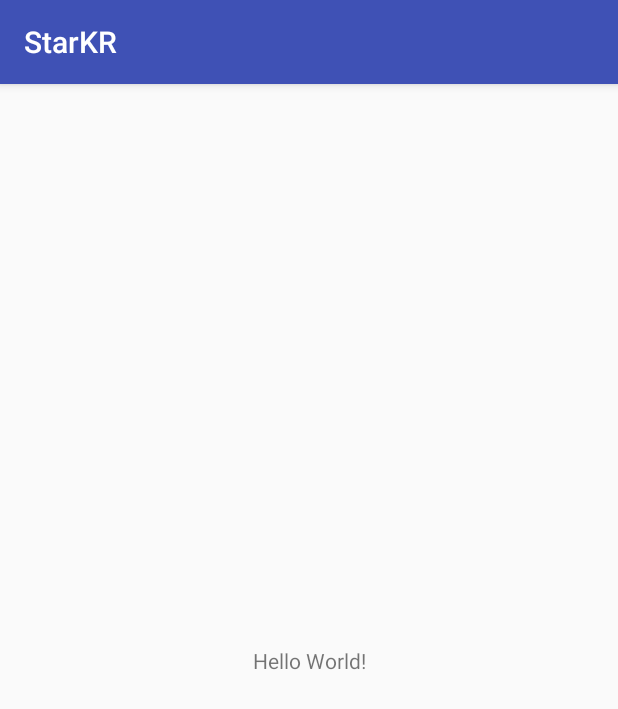
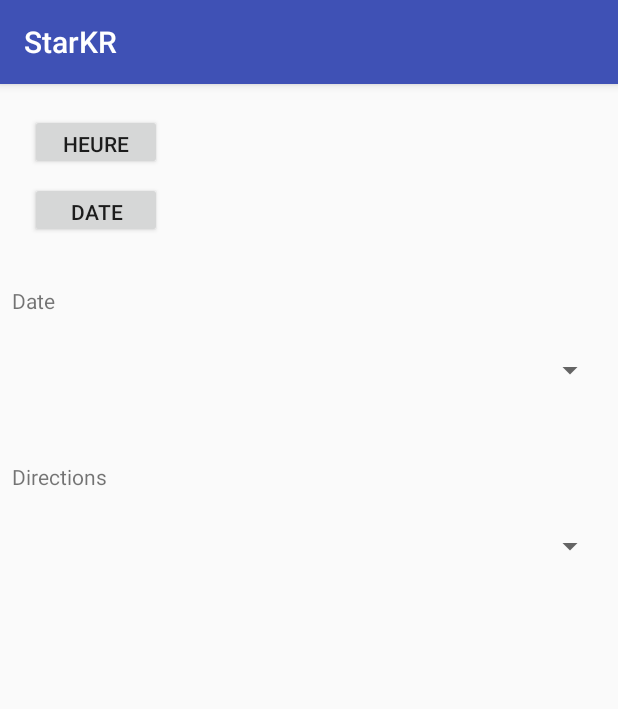
Before and after one commit to Alexis-kgt/iMob_Star, an Android app: the screen it shows after launch (MainActivity), on a phone screen of 412 x 824 dp. Shown: the top 709 px of the screen. Run offline under Robolectric (Android 15) with nearby library versions, the phone set to English and light mode, and no system bars; libraries missing offline, so code that uses them is left out: com.opencsv; 6 statements that could not run were skipped.

Commit message:
finition de la selection de l'heure, de la date et d'une ligne avec les directions associées

```diff
--- a/StarKR/app/src/main/res/layout/activity_main.xml
+++ b/StarKR/app/src/main/res/layout/activity_main.xml
@@ -6,13 +6,101 @@
     android:layout_height="match_parent"
     tools:context=".MainActivity">
 
+    <Button
+        android:id="@+id/timePickerBtn"
+        android:layout_width="wrap_content"
+        android:layout_height="37dp"
+        android:layout_marginStart="20dp"
+        android:layout_marginTop="20dp"
+        android:onClick="createDialogTimePicker"
+        android:text="@string/heure"
+        app:layout_constraintStart_toStartOf="parent"
+        app:layout_constraintTop_toTopOf="parent" />
+
+    <Button
+        android:id="@+id/datePickerBtn"
+        android:layout_width="wrap_content"
+        android:layout_height="37dp"
+        android:layout_marginStart="20dp"
+        android:layout_marginTop="8dp"
+        android:onClick="createDialogDatePicker"
+        android:text="@string/date"
+        app:layout_constraintStart_toStartOf="parent"
+        app:layout_constraintTop_toBottomOf="@+id/timePickerBtn" />
+
     <TextView
+        android:id="@+id/timeView"
+        android:layout_width="239dp"
+        android:layout_height="37dp"
+        android:layout_marginStart="20dp"
+        android:layout_marginTop="20dp"
+        android:layout_marginEnd="20dp"
+        android:gravity="center"
+        app:layout_constraintEnd_toEndOf="parent"
+        app:layout_constraintStart_toEndOf="@+id/timePickerBtn"
+        app:layout_constraintTop_toTopOf="parent" />
+
+    <TextView
+        android:id="@+id/dateView"
+        android:layout_width="239dp"
+        android:layout_height="37dp"
+        android:layout_marginStart="20dp"
+        android:layout_marginTop="8dp"
+        android:layout_marginEnd="20dp"
+        android:gravity="center"
+        app:layout_constraintEnd_toEndOf="parent"
+        app:layout_constraintStart_toEndOf="@+id/datePickerBtn"
+        app:layout_constraintTop_toBottomOf="@+id/timeView" />
+
+    <TextView
+        android:id="@+id/ligneLabel"
         android:layout_width="wrap_content"
         android:layout_height="wrap_content"
-        android:text="Hello World!"
-        app:layout_constraintBottom_toBottomOf="parent"
-        app:layout_constraintLeft_toLeftOf="parent"
-        app:layout_constraintRight_toRightOf="parent"
-        app:layout_constraintTop_toTopOf="parent" />
+        android:layout_marginStart="8dp"
+        android:layout_marginTop="32dp"
+        android:layout_marginEnd="8dp"
+        android:text="@string/ligne"
+        app:layout_constraintEnd_toEndOf="parent"
+        app:layout_constraintHorizontal_bias="0.0"
+        app:layout_constraintStart_toStartOf="parent"
+        app:layout_constraintTop_toBottomOf="@+id/datePickerBtn" />
+
+    <Spinner
+        android:id="@+id/lignesSpinner"
+        android:layout_width="match_parent"
+        android:layout_height="58dp"
+        android:layout_marginStart="8dp"
+        android:layout_marginTop="8dp"
+        android:layout_marginEnd="8dp"
+        app:layout_constraintEnd_toEndOf="parent"
+        app:layout_constraintHorizontal_bias="0.0"
+        app:layout_constraintStart_toStartOf="parent"
+        app:layout_constraintTop_toBottomOf="@+id/ligneLabel" />
+
+
+    <TextView
+        android:id="@+id/directionLabel"
+        android:layout_width="wrap_content"
+        android:layout_height="wrap_content"
+        android:layout_marginStart="8dp"
+        android:layout_marginTop="32dp"
+        android:layout_marginEnd="8dp"
+        android:text="@string/directions"
+        app:layout_constraintEnd_toEndOf="parent"
+        app:layout_constraintHorizontal_bias="0.0"
+        app:layout_constraintStart_toStartOf="parent"
+        app:layout_constraintTop_toBottomOf="@+id/lignesSpinner" />
+
+    <Spinner
+        android:id="@+id/directionsSpinner"
+        android:layout_width="match_parent"
+        android:layout_height="58dp"
+        android:layout_marginStart="8dp"
+        android:layout_marginTop="8dp"
+        android:layout_marginEnd="8dp"
+        app:layout_constraintEnd_toEndOf="parent"
+        app:layout_constraintHorizontal_bias="0.0"
+        app:layout_constraintStart_toStartOf="parent"
+        app:layout_constraintTop_toBottomOf="@+id/directionLabel" />
 
 </android.support.constraint.ConstraintLayout>
--- /dev/null
+++ b/StarKR/app/src/main/res/layout/date_picker.xml
@@ -0,0 +1,13 @@
+<?xml version="1.0" encoding="utf-8"?>
+<android.support.constraint.ConstraintLayout
+    xmlns:android="http://schemas.android.com/apk/res/android" android:layout_width="match_parent"
+    android:layout_height="match_parent">
+
+    <DatePicker
+        android:id="@+id/datePicker"
+        android:layout_width="wrap_content"
+        android:layout_height="wrap_content"
+        android:layout_centerHorizontal="true"
+        android:layout_marginBottom="24dp" />
+
+</android.support.constraint.ConstraintLayout>
--- /dev/null
+++ b/StarKR/app/src/main/res/layout/ligne_item_spinner.xml
@@ -0,0 +1,6 @@
+<?xml version="1.0" encoding="utf-8"?>
+<TextView xmlns:android="http://schemas.android.com/apk/res/android"
+    android:id="@+id/ligneItem"
+    android:layout_width="match_parent"
+    android:layout_height="wrap_content"
+    android:padding="10px" />
--- /dev/null
+++ b/StarKR/app/src/main/res/layout/time_picker.xml
@@ -0,0 +1,12 @@
+<?xml version="1.0" encoding="utf-8"?>
+<android.support.constraint.ConstraintLayout
+    xmlns:android="http://schemas.android.com/apk/res/android" android:layout_width="match_parent"
+    android:layout_height="match_parent">
+
+    <TimePicker
+        android:id="@+id/timePicker"
+        android:layout_width="wrap_content"
+        android:layout_height="wrap_content"
+        android:layout_centerHorizontal="true"
+        android:layout_marginBottom="24dp" />
+</android.support.constraint.ConstraintLayout>
--- a/StarKR/app/src/main/res/values/strings.xml
+++ b/StarKR/app/src/main/res/values/strings.xml
@@ -1,3 +1,7 @@
 <resources>
     <string name="app_name">StarKR</string>
+    <string name="heure">Heure</string>
+    <string name="date">Date</string>
+    <string name="ligne">Date</string>
+    <string name="directions">Directions</string>
 </resources>
```
